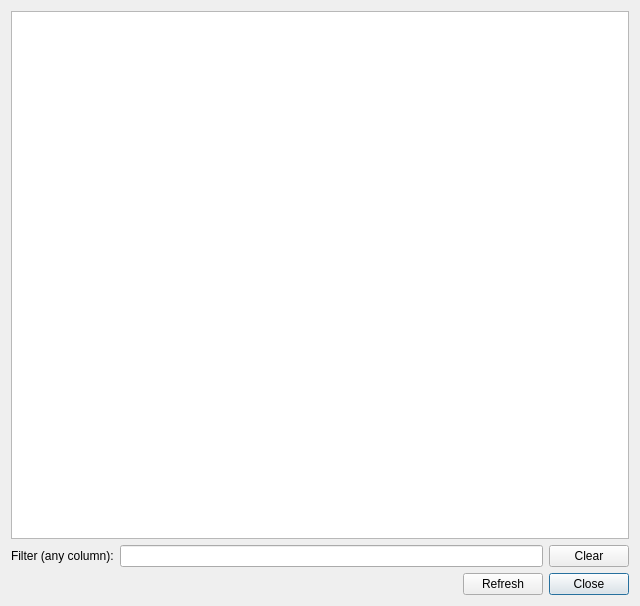
Qt form neurolabi/gui/dialogs/flyembodyinfodialog.ui (janelia-flyem/NeuTu) before a commit.
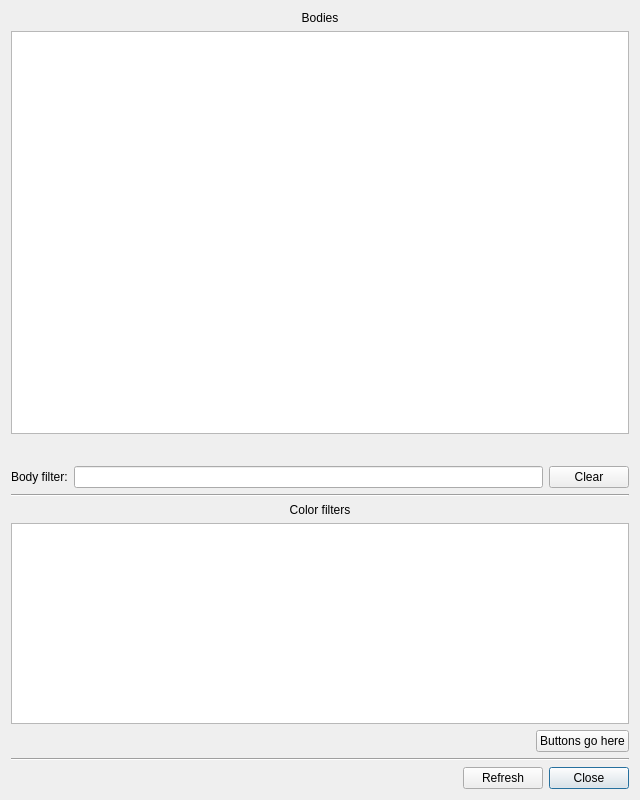
The same form after that commit.

Commit message: initial rearrangement for color filter UI

```diff
--- a/neurolabi/gui/dialogs/flyembodyinfodialog.ui
+++ b/neurolabi/gui/dialogs/flyembodyinfodialog.ui
@@ -7,15 +7,31 @@
     <x>0</x>
     <y>0</y>
     <width>640</width>
-    <height>606</height>
+    <height>800</height>
    </rect>
   </property>
   <property name="windowTitle">
    <string>Body information</string>
   </property>
   <layout class="QVBoxLayout" name="verticalLayout">
+   <item>
+    <widget class="QLabel" name="label_3">
+     <property name="text">
+      <string>Bodies</string>
+     </property>
+     <property name="alignment">
+      <set>Qt::AlignCenter</set>
+     </property>
+    </widget>
+   </item>
    <item>
     <widget class="QTableView" name="tableView">
+     <property name="sizePolicy">
+      <sizepolicy hsizetype="Expanding" vsizetype="Expanding">
+       <horstretch>0</horstretch>
+       <verstretch>2</verstretch>
+      </sizepolicy>
+     </property>
      <property name="editTriggers">
       <set>QAbstractItemView::EditKeyPressed</set>
      </property>
@@ -30,6 +46,46 @@
      </attribute>
     </widget>
    </item>
+   <item>
+    <layout class="QHBoxLayout" name="horizontalLayout_3">
+     <property name="bottomMargin">
+      <number>0</number>
+     </property>
+     <item>
+      <spacer name="horizontalSpacer">
+       <property name="orientation">
+        <enum>Qt::Horizontal</enum>
+       </property>
+       <property name="sizeHint" stdset="0">
+        <size>
+         <width>40</width>
+         <height>20</height>
+        </size>
+       </property>
+      </spacer>
+     </item>
+     <item>
+      <widget class="QLabel" name="statusLabel">
+       <property name="text">
+        <string/>
+       </property>
+      </widget>
+     </item>
+     <item>
+      <spacer name="horizontalSpacer_2">
+       <property name="orientation">
+        <enum>Qt::Horizontal</enum>
+       </property>
+       <property name="sizeHint" stdset="0">
+        <size>
+         <width>40</width>
+         <height>20</height>
+        </size>
+       </property>
+      </spacer>
+     </item>
+    </layout>
+   </item>
    <item>
     <layout class="QHBoxLayout" name="horizontalLayout_2">
      <property name="bottomMargin">
@@ -38,7 +94,7 @@
      <item>
       <widget class="QLabel" name="label">
        <property name="text">
-        <string>Filter (any column):</string>
+        <string>Body filter:</string>
        </property>
       </widget>
      </item>
@@ -58,30 +114,71 @@
      </item>
     </layout>
    </item>
+   <item>
+    <widget class="Line" name="line">
+     <property name="orientation">
+      <enum>Qt::Horizontal</enum>
+     </property>
+    </widget>
+   </item>
+   <item>
+    <widget class="QLabel" name="label_2">
+     <property name="text">
+      <string>Color filters</string>
+     </property>
+     <property name="alignment">
+      <set>Qt::AlignCenter</set>
+     </property>
+    </widget>
+   </item>
+   <item>
+    <widget class="QTableView" name="tableView_2">
+     <property name="sizePolicy">
+      <sizepolicy hsizetype="Expanding" vsizetype="Expanding">
+       <horstretch>0</horstretch>
+       <verstretch>1</verstretch>
+      </sizepolicy>
+     </property>
+    </widget>
+   </item>
+   <item>
+    <layout class="QHBoxLayout" name="horizontalLayout_4">
+     <property name="bottomMargin">
+      <number>0</number>
+     </property>
+     <item>
+      <spacer name="horizontalSpacer_4">
+       <property name="orientation">
+        <enum>Qt::Horizontal</enum>
+       </property>
+       <property name="sizeHint" stdset="0">
+        <size>
+         <width>40</width>
+         <height>20</height>
+        </size>
+       </property>
+      </spacer>
+     </item>
+     <item>
+      <widget class="QPushButton" name="pushButton">
+       <property name="text">
+        <string>Buttons go here</string>
+       </property>
+      </widget>
+     </item>
+    </layout>
+   </item>
+   <item>
+    <widget class="Line" name="line_2">
+     <property name="orientation">
+      <enum>Qt::Horizontal</enum>
+     </property>
+    </widget>
+   </item>
    <item>
     <layout class="QHBoxLayout" name="horizontalLayout">
      <item>
-      <spacer name="horizontalSpacer_2">
-       <property name="orientation">
-        <enum>Qt::Horizontal</enum>
-       </property>
-       <property name="sizeHint" stdset="0">
-        <size>
-         <width>40</width>
-         <height>20</height>
-        </size>
-       </property>
-      </spacer>
-     </item>
-     <item>
-      <widget class="QLabel" name="statusLabel">
-       <property name="text">
-        <string/>
-       </property>
-      </widget>
-     </item>
-     <item>
-      <spacer name="horizontalSpacer">
+      <spacer name="horizontalSpacer_3">
        <property name="orientation">
         <enum>Qt::Horizontal</enum>
        </property>
```
